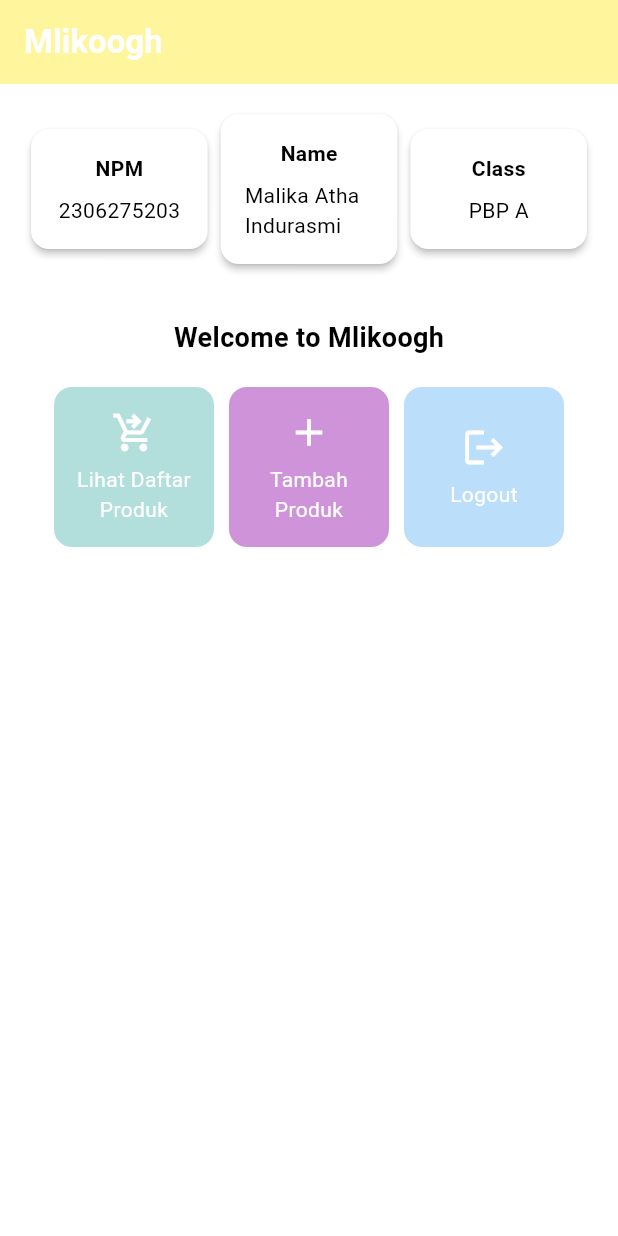
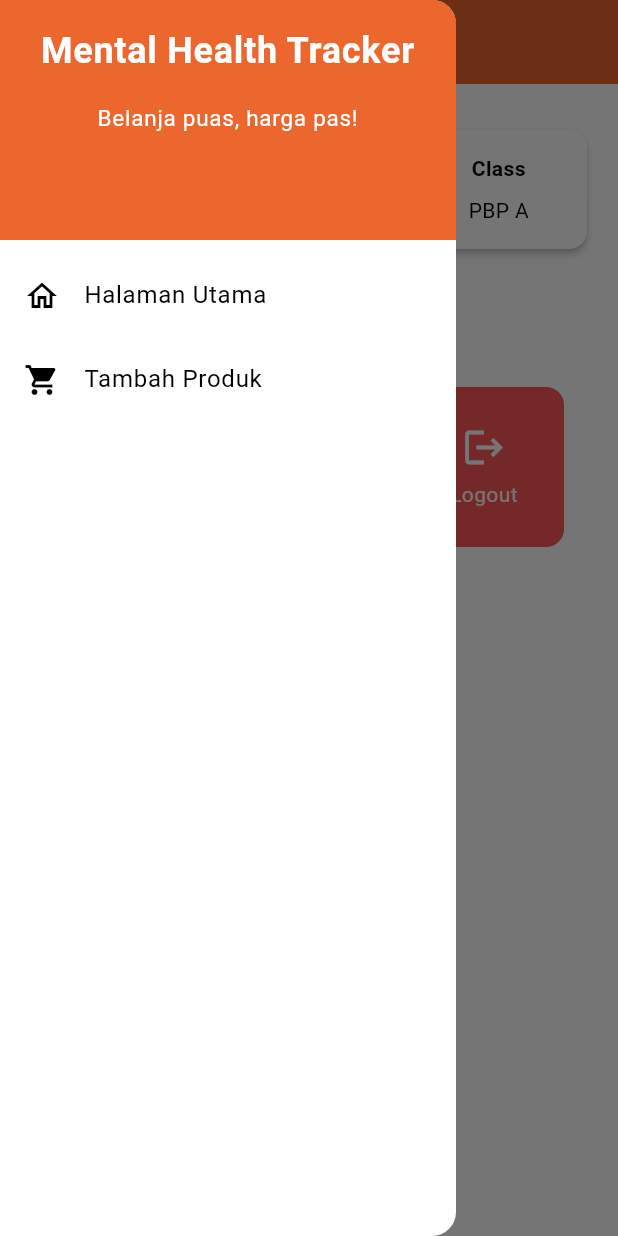
Before and after one commit to malikaatha/mlikoogh, a Flutter app: the screen it shows after launch, with the side drawer open (before the commit the screen has no drawer), on a phone screen of 412 x 824 dp. Run offline on Flutter 3.47's test engine with Material 3 defaults, Android fonts, the light colour scheme and no system bars.

Commit message:
selesai ngoding tugas 8

```diff
--- a/mlikoogh/lib/main.dart
+++ b/mlikoogh/lib/main.dart
@@ -1,5 +1,5 @@
 import 'package:flutter/material.dart';
-import 'package:mlikoogh/menu.dart';
+import 'package:mlikoogh/screens/menu.dart';
 
 void main() {
   runApp(const MyApp());
@@ -30,8 +30,8 @@ class MyApp extends StatelessWidget {
         // This works for code too, not just values: Most code changes can be
         // tested with just a hot reload.
         colorScheme: ColorScheme.fromSwatch().copyWith(
-          primary: Colors.yellow[200],
-          secondary: Colors.yellow[150],
+          primary: const Color.fromARGB(255, 236, 103, 46),
+          secondary: const Color.fromARGB(255, 196, 48, 48),
         ),
       ),
       home: MyHomePage(),
--- a/mlikoogh/lib/menu.dart
+++ b/mlikoogh/lib/screens/menu.dart
@@ -1,4 +1,7 @@
 import 'package:flutter/material.dart';
+import 'package:mlikoogh/widgets/left_drawer.dart';
+import 'package:mlikoogh/widgets/product_card.dart';
+
 
 class MyHomePage extends StatelessWidget {
   final String npm = '2306275203'; // NPM
@@ -8,9 +11,9 @@ class MyHomePage extends StatelessWidget {
   MyHomePage({super.key});
 
   final List<ItemHomepage> items = [
-    ItemHomepage("Lihat Daftar Produk", Icons.shopping_cart_checkout, Color(0xFFB2DFDB)),
-    ItemHomepage("Tambah Produk", Icons.add, Color(0xFFCE93D8)),
-    ItemHomepage("Logout", Icons.logout, Color(0xFFBBDEFB)),
+    ItemHomepage("Lihat Daftar Produk", Icons.shopping_cart, Color.fromARGB(255, 255, 169, 63)),
+    ItemHomepage("Tambah Produk", Icons.add, Color.fromARGB(255, 252, 120, 80)),
+    ItemHomepage("Logout", Icons.logout, Color.fromARGB(255, 252, 87, 87)),
   ];
 
   @override
@@ -19,7 +22,7 @@ class MyHomePage extends StatelessWidget {
     return Scaffold(
       // AppBar adalah bagian atas halaman yang menampilkan judul.
       appBar: AppBar(
-        // Judul aplikasi "Mental Health Tracker" dengan teks putih dan tebal.
+        // Judul aplikasi "Mlikoogh" dengan teks putih dan tebal.
         title: const Text(
           'Mlikoogh',
           style: TextStyle(
@@ -29,7 +32,10 @@ class MyHomePage extends StatelessWidget {
         ),
         // Warna latar belakang AppBar diambil dari skema warna tema aplikasi.
         backgroundColor: Theme.of(context).colorScheme.primary,
+        iconTheme: const IconThemeData(color: Colors.white),
       ),
+      drawer: const LeftDrawer(),
+
       // Body halaman dengan padding di sekelilingnya.
       body: Padding(
         padding: const EdgeInsets.all(16.0),
@@ -126,76 +132,3 @@ class InfoCard extends StatelessWidget {
     );
   }
 }
-
-class ItemCard extends StatelessWidget {
-  // Menampilkan kartu dengan ikon dan nama.
-
-  final ItemHomepage item;
-
-  const ItemCard(this.item, {super.key});
-
-  @override
-  Widget build(BuildContext context) {
-    return Material(
-      color: item.color, // Gunakan warna dari item
-      borderRadius: BorderRadius.circular(12),
-
-      // Membuat sudut kartu melengkung.
-      child: InkWell(
-        // Aksi ketika kartu ditekan.
-        onTap: () {
-          // Menampilkan pesan SnackBar saat kartu ditekan.
-          String message;
-          switch (item.name) {
-            case "Lihat Daftar Produk":
-              message = "Kamu telah menekan tombol Lihat Daftar Produk";
-              break;
-            case "Tambah Produk":
-              message = "Kamu telah menekan tombol Tambah Produk";
-              break;
-            case "Logout":
-              message = "Kamu telah menekan tombol Logout";
-              break;
-            default:
-              message = "Kamu telah menekan tombol ${item.name}";
-          }
-          ScaffoldMessenger.of(context)
-            ..hideCurrentSnackBar()
-            ..showSnackBar(SnackBar(content: Text(message)));
-        },
-        // Container untuk menyimpan Icon dan Text
-        child: Container(
-          padding: const EdgeInsets.all(8),
-          child: Center(
-            child: Column(
-              // Menyusun ikon dan teks di tengah kartu.
-              mainAxisAlignment: MainAxisAlignment.center,
-              children: [
-                Icon(
-                  item.icon,
-                  color: Colors.white,
-                  size: 30.0,
-                ),
-                const Padding(padding: EdgeInsets.all(3)),
-                Text(
-                  item.name,
-                  textAlign: TextAlign.center,
-                  style: const TextStyle(color: Colors.white),
-                ),
-              ],
-            ),
-          ),
-        ),
-      ),
-    );
-  }
-}
-
-
-class ItemHomepage {
-  final String name;
-  final IconData icon;
-  final Color color; // Tambahkan parameter warna
-
-  ItemHomepage(this.name, this.icon, this.color); // Modifikasi konstruktor
-  }
--- /dev/null
+++ b/mlikoogh/lib/widgets/left_drawer.dart
@@ -0,0 +1,74 @@
+import 'package:flutter/material.dart';
+import 'package:mlikoogh/screens/menu.dart';
+import 'package:mlikoogh/screens/productentry_form.dart';
+
+
+
+
+class LeftDrawer extends StatelessWidget {
+  const LeftDrawer({super.key});
+
+  @override
+  Widget build(BuildContext context) {
+    return Drawer(
+      child: ListView(
+        children: [
+          DrawerHeader(
+            decoration: BoxDecoration(
+              color: Theme.of(context).colorScheme.primary,
+            ),
+            child: const Column(
+              children: [
+              Text(
+                'Mental Health Tracker',
+                textAlign: TextAlign.center,
+                style: TextStyle(
+                  fontSize: 24,
+                  fontWeight: FontWeight.bold,
+                  color: Colors.white,
+                ),
+              ),
+              Padding(padding: EdgeInsets.all(8)),
+              Text(
+                "Belanja puas, harga pas!",
+                textAlign: TextAlign.center,
+                style: TextStyle(
+                  fontSize: 15,
+                  color: Colors.white,
+                  fontWeight: FontWeight.normal,
+                ),
+              ),
+            ],
+
+            ),
+          ),
+            ListTile(
+              leading: const Icon(Icons.home_outlined),
+              title: const Text('Halaman Utama'),
+              // Bagian redirection ke MyHomePage
+              onTap: () {
+                Navigator.pushReplacement(
+                    context,
+                    MaterialPageRoute(
+                      builder: (context) => MyHomePage(),
+                    ));
+              },
+            ),
+            ListTile(
+              leading: const Icon(Icons.shopping_cart),
+              title: const Text('Tambah Produk'),
+              // Bagian redirection ke ProductEntryFormPage
+              onTap: () {
+              Navigator.pushReplacement(
+                  context,
+                  MaterialPageRoute(
+                    builder: (context) => ProductEntryFormPage(),
+                  ));
+              },
+            ),
+
+        ],
+      ),
+    );
+  }
+}
--- /dev/null
+++ b/mlikoogh/lib/widgets/product_card.dart
@@ -0,0 +1,86 @@
+import 'package:flutter/material.dart';
+import 'package:mlikoogh/screens/productentry_form.dart';
+
+class ItemCard extends StatelessWidget {
+  // Menampilkan kartu dengan ikon dan nama.
+
+  final ItemHomepage item;
+
+  const ItemCard(this.item, {super.key});
+
+  @override
+  Widget build(BuildContext context) {
+    return Material(
+      color: item.color, // Gunakan warna dari item
+      borderRadius: BorderRadius.circular(12),
+
+      // Membuat sudut kartu melengkung.
+      child: InkWell(
+        // Aksi ketika kartu ditekan.
+        onTap: () {
+          // Menampilkan pesan SnackBar saat kartu ditekan.
+          String message;
+          switch (item.name) {
+            case "Lihat Daftar Produk":
+              message = "Kamu telah menekan tombol Lihat Daftar Produk";
+              break;
+            case "Tambah Produk":
+              message = "Kamu telah menekan tombol Tambah Produk";
+              break;
+            case "Logout":
+              message = "Kamu telah menekan tombol Logout";
+              break;
+            default:
+              message = "Kamu telah menekan tombol ${item.name}";
+          }
+          ScaffoldMessenger.of(context)
+              ..hideCurrentSnackBar()
+              ..showSnackBar(SnackBar(
+                content: Text("Kamu telah menekan tombol ${item.name}!")));
+
+          // Navigate ke route yang sesuai (tergantung jenis tombol)
+          if (item.name == "Tambah Product") {
+            Navigator.push(
+                    context,
+                    MaterialPageRoute(
+                    builder: (context) => const ProductEntryFormPage(),
+            )
+          );
+          }
+        },
+        // Container untuk menyimpan Icon dan Text
+        child: Container(
+          padding: const EdgeInsets.all(8),
+          child: Center(
+            child: Column(
+              // Menyusun ikon dan teks di tengah kartu.
+              mainAxisAlignment: MainAxisAlignment.center,
+              children: [
+                Icon(
+                  item.icon,
+                  color: Colors.white,
+                  size: 30.0,
+                ),
+                const Padding(padding: EdgeInsets.all(3)),
+                Text(
+                  item.name,
+                  textAlign: TextAlign.center,
+                  style: const TextStyle(color: Colors.white),
+                ),
+              ],
+            ),
+          ),
+        ),
+      ),
+    );
+  }
+}
+
+
+class ItemHomepage {
+  final String name;
+  final IconData icon;
+  final Color color; // Tambahkan parameter warna
+
+  ItemHomepage(this.name, this.icon, this.color); // Modifikasi konstruktor
+  }
```
Also changed, not shown: mlikoogh/lib/screens/productentry_form.dart (added, +167 -0 lines), 1 other file.
